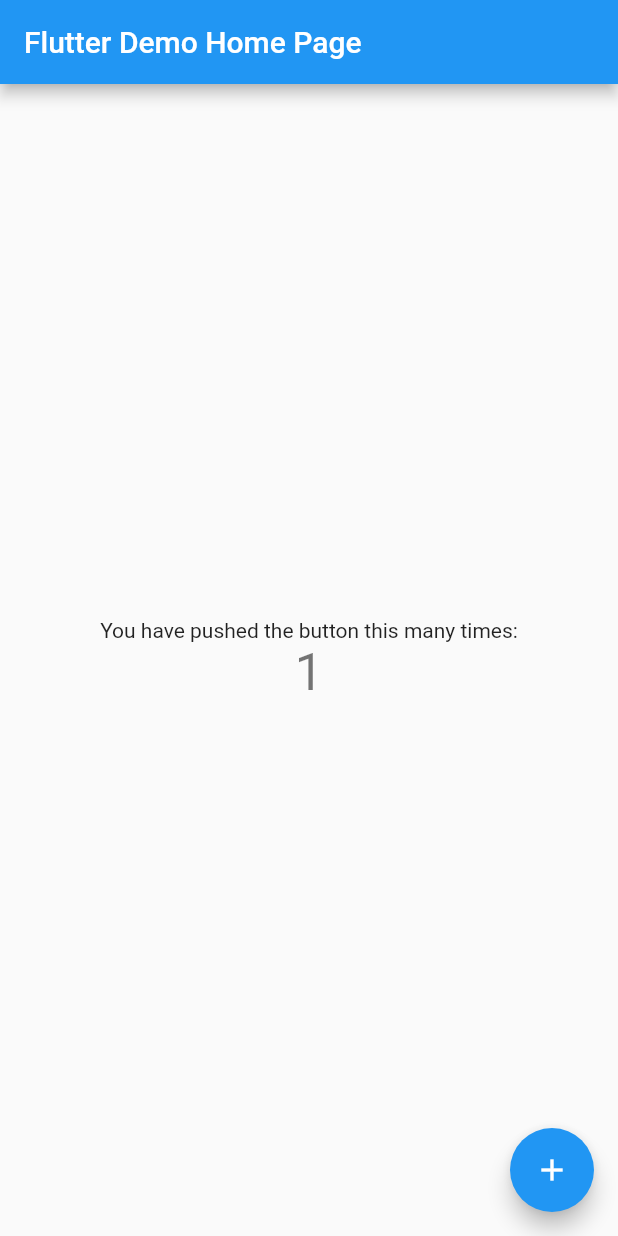
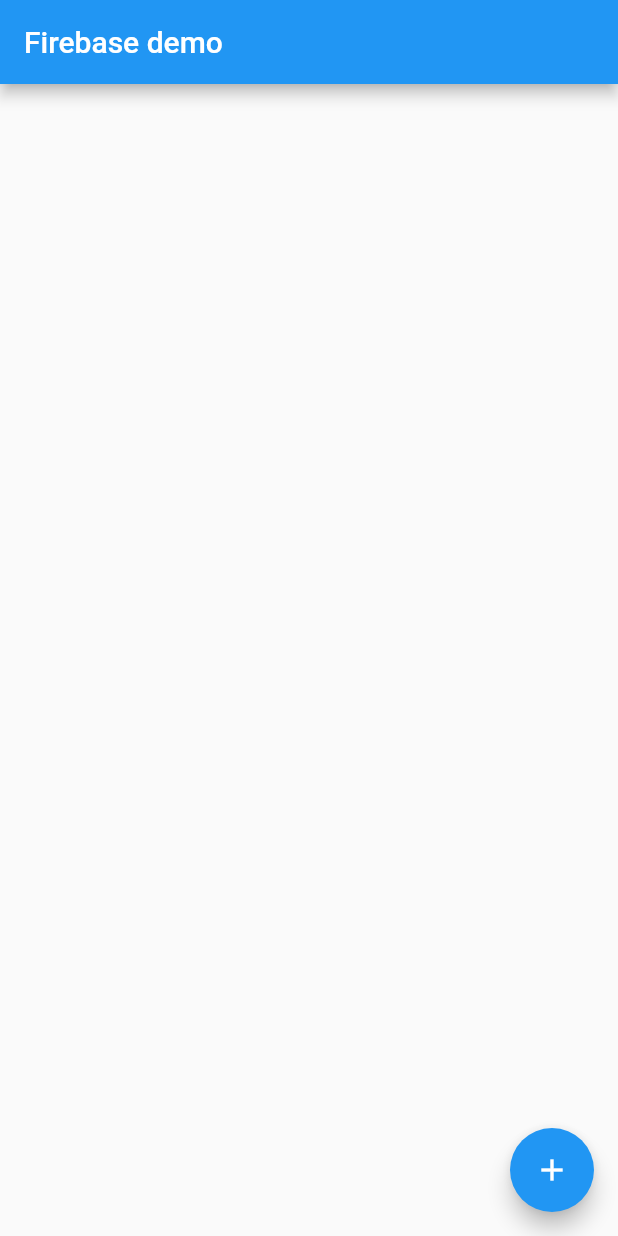
Before and after one commit to ajinkyavn1/flutter_Auth_Demo, a Flutter app: the MyHomePage screen opened directly, after a tap on the "add" icon, on a phone screen of 412 x 824 dp. Run offline on Flutter 3.47's test engine with Material 2 defaults, Android fonts, the phone set to English and light mode, and no system bars.

Commit message:
Firebase Setup

```diff
--- a/lib/main.dart
+++ b/lib/main.dart
@@ -14,89 +14,31 @@
 
         primarySwatch: Colors.blue,
       ),
-      home: MyHomePage(title: 'Flutter Demo Home Page'),
+      home: MyHomePage(title: 'Firebase demo'),
     );
   }
 }
 
 class MyHomePage extends StatefulWidget {
   MyHomePage({Key key, this.title}) : super(key: key);
-
-  // This widget is the home page of your application. It is stateful, meaning
-  // that it has a State object (defined below) that contains fields that affect
-  // how it looks.
-
-  // This class is the configuration for the state. It holds the values (in this
-  // case the title) provided by the parent (in this case the App widget) and
-  // used by the build method of the State. Fields in a Widget subclass are
-  // always marked "final".
-
   final String title;
-
   @override
   _MyHomePageState createState() => _MyHomePageState();
 }
 
 class _MyHomePageState extends State<MyHomePage> {
-  int _counter = 0;
-
-  void _incrementCounter() {
-    setState(() {
-      // This call to setState tells the Flutter framework that something has
-      // changed in this State, which causes it to rerun the build method below
-      // so that the display can reflect the updated values. If we changed
-      // _counter without calling setState(), then the build method would not be
-      // called again, and so nothing would appear to happen.
-      _counter++;
-    });
-  }
 
   @override
   Widget build(BuildContext context) {
-    // This method is rerun every time setState is called, for instance as done
-    // by the _incrementCounter method above.
-    //
-    // The Flutter framework has been optimized to make rerunning build methods
-    // fast, so that you can just rebuild anything that needs updating rather
-    // than having to individually change instances of widgets.
+
     return Scaffold(
       appBar: AppBar(
-        // Here we take the value from the MyHomePage object that was created by
-        // the App.build method, and use it to set our appbar title.
         title: Text(widget.title),
       ),
       body: Center(
-        // Center is a layout widget. It takes a single child and positions it
-        // in the middle of the parent.
-        child: Column(
-          // Column is also a layout widget. It takes a list of children and
-          // arranges them vertically. By default, it sizes itself to fit its
-          // children horizontally, and tries to be as tall as its parent.
-          //
-          // Invoke "debug painting" (press "p" in the console, choose the
-          // "Toggle Debug Paint" action from the Flutter Inspector in Android
-          // Studio, or the "Toggle Debug Paint" command in Visual Studio Code)
-          // to see the wireframe for each widget.
-          //
-          // Column has various properties to control how it sizes itself and
-          // how it positions its children. Here we use mainAxisAlignment to
-          // center the children vertically; the main axis here is the vertical
-          // axis because Columns are vertical (the cross axis would be
-          // horizontal).
-          mainAxisAlignment: MainAxisAlignment.center,
-          children: <Widget>[
-            Text(
-              'You have pushed the button this many times:',
-            ),
-            Text(
-              '$_counter',
-              style: Theme.of(context).textTheme.headline4,
-            ),
-          ],
-        ),
       ),
       floatingActionButton: FloatingActionButton(
-        onPressed: _incrementCounter,
+        onPressed: (){},
         tooltip: 'Increment',
         child: Icon(Icons.add),
       ), // This trailing comma makes auto-formatting nicer for build methods.
--- a/pubspec.yaml
+++ b/pubspec.yaml
@@ -28,6 +28,9 @@
   # The following adds the Cupertino Icons font to your application.
   # Use with the CupertinoIcons class for iOS style icons.
   cupertino_icons: ^1.0.2
+  font_awesome_flutter: ^9.1.0
+  firebase_core: "0.7.0"
+#  firebase_Auth:
 
 dev_dependencies:
   flutter_test:
```
Also changed, not shown: pubspec.lock, 3 other files.
